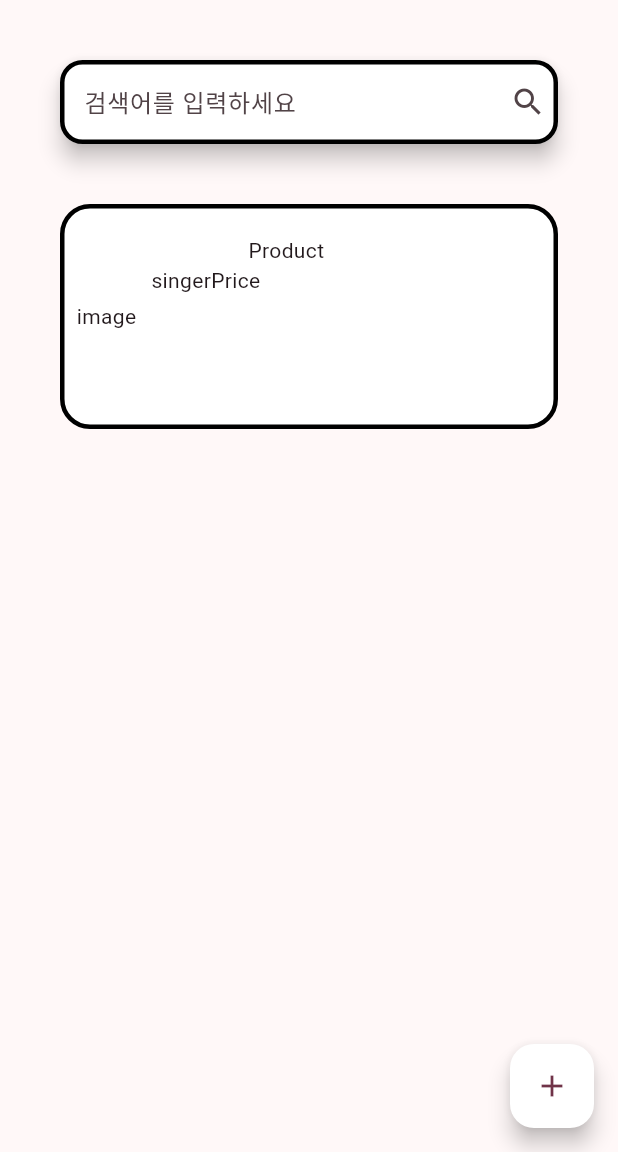
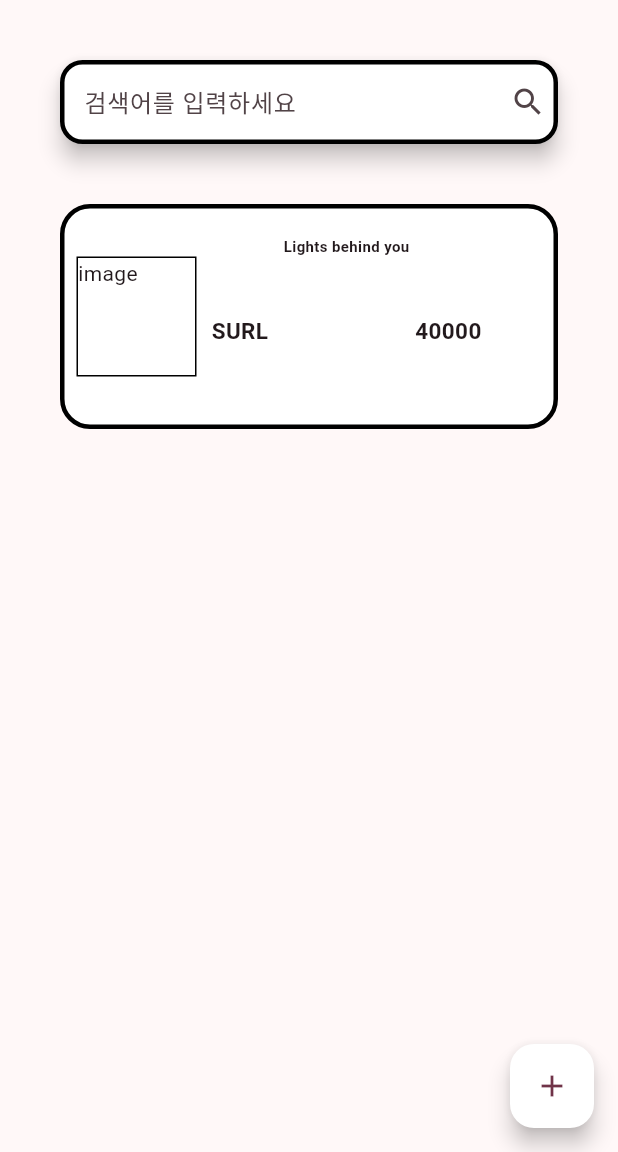
Before and after one commit to nakwon-music-shop/ONLINE_SHOPPINGMALL, a Flutter app: the screen it shows after launch, on a phone screen of 412 x 824 dp, the part 84-1236 px from its top. Run offline on Flutter 3.47's test engine with Material 3 defaults, Android fonts, the phone set to English and light mode, and no system bars; our stand-ins replace image_picker.

Commit message:
[feat] 메인화면에서 데이터 구성, 데이터 연동

```diff
--- a/nakwon_online_shoppingmall/lib/pages/home/home_page.dart
+++ b/nakwon_online_shoppingmall/lib/pages/home/home_page.dart
@@ -1,23 +1,9 @@
 // ignore_for_file: prefer_const_constructors
 import 'package:flutter/material.dart';
+import 'package:nakwon_online_shoppingmall/album.dart';
 import 'package:nakwon_online_shoppingmall/pages/cart/shopping_cart.dart';
 import 'package:nakwon_online_shoppingmall/pages/detail/detail_page.dart';
 import 'package:nakwon_online_shoppingmall/pages/regist/regist_page.dart';
-
-class Product_Data {
-  String product;
-  String singer;
-  int price;
-  String image;
-  String pdDetail;
-
-  Product_Data(
-      {required this.product,
-      required this.singer,
-      required this.price,
-      required this.image,
-      required this.pdDetail});
-}
 
 class HomePage extends StatefulWidget {
   const HomePage({super.key});
@@ -27,13 +13,25 @@ class HomePage extends StatefulWidget {
 }
 
 class _HomePageState extends State<HomePage> {
-  List<Product_Data> products = [
-    Product_Data(
-      product: '행운을 빌어요',
-      singer: '페퍼톤스',
-      price: 30000,
-      image: 'Url',
-      pdDetail: '인디가수 페퍼톤스의 앨범',
+
+  List<Album> album = [
+    Album(
+      imagePath: '',
+      song: '행운을 빌어요',
+      artist: '페퍼톤스',
+      price: 30000
+    ),
+    Album(
+      imagePath: '',
+      song: '오디세이',
+      artist: '행로난',
+      price: 50000
+    ),
+    Album(
+      imagePath: '',
+      song: 'Lights behind you',
+      artist: 'SURL',
+      price: 40000
     ),
   ];
 
@@ -49,7 +47,8 @@ class _HomePageState extends State<HomePage> {
           actions: [
             IconButton(
               onPressed: () {
-                Navigator.push(context, MaterialPageRoute(builder: (context) => ShoppingCart()));
+                Navigator.push(context,
+                    MaterialPageRoute(builder: (context) => ShoppingCart()));
               },
               icon: Icon(Icons.shopping_bag),
             ),
@@ -66,7 +65,7 @@ class _HomePageState extends State<HomePage> {
                       Column(
                           mainAxisAlignment: MainAxisAlignment.center,
                           children: [
-                            productBox(),
+                            productBox(2),
                           ])
                     ],
                   ),
@@ -76,7 +75,8 @@ class _HomePageState extends State<HomePage> {
       ),
       floatingActionButton: FloatingActionButton(
         onPressed: () {
-          Navigator.push(context, MaterialPageRoute(builder: (context) => RegistPage()));
+          Navigator.push(
+              context, MaterialPageRoute(builder: (context) => RegistPage()));
         },
         child: Icon(Icons.add),
         backgroundColor: Colors.white,
@@ -84,7 +84,7 @@ class _HomePageState extends State<HomePage> {
     );
   }
 
-  Padding productBox() {
+  Padding productBox(int i) {
     return Padding(
       padding: const EdgeInsets.all(20),
       child: Container(
@@ -104,19 +104,47 @@ class _HomePageState extends State<HomePage> {
               padding: const EdgeInsets.all(8.0),
               child: Row(
                 children: [
-                  Text("image"),
+                  Container(
+                      decoration: BoxDecoration(
+                        color: Colors.white,
+                        border: Border.all(color: Colors.black, width: 1),
+                      ),
+                      width: 80,
+                      height: 80,
+                      child: Text("image")),
                   SizedBox(
                     width: 200,
                     child: Padding(
                       padding: const EdgeInsets.all(10),
                       child: Column(
                         children: [
-                          Text("Product", textAlign: TextAlign.start),
+                          Container(
+                            child: Text(
+                              album[i].song,
+                              style: TextStyle(fontSize: 10, fontWeight: FontWeight.bold),
+                            ),
+                          ),
+                          SizedBox(
+                            height: 60,
+                            child: Column(
+                              mainAxisAlignment: MainAxisAlignment.end,
+                              children: [
                                 Row(
+                                  mainAxisAlignment:
+                                      MainAxisAlignment.spaceBetween,
                                   children: [
-                              Text("singer"),
-                              Text("Price", textAlign: TextAlign.start)
+                                    Text(
+                                      album[i].artist,
+                                      style: TextStyle(fontSize: 15, fontWeight: FontWeight.bold),
+                                    ),
+                                    Text(
+                                      album[i].price.toString(),
+                                      style: TextStyle(fontSize: 15, fontWeight: FontWeight.bold),
+                                    )
                                   ],
+                                ),
+                              ],
+                            ),
                           )
                         ],
                       ),
```
Lines whose indentation alone changed are shown as unchanged.
